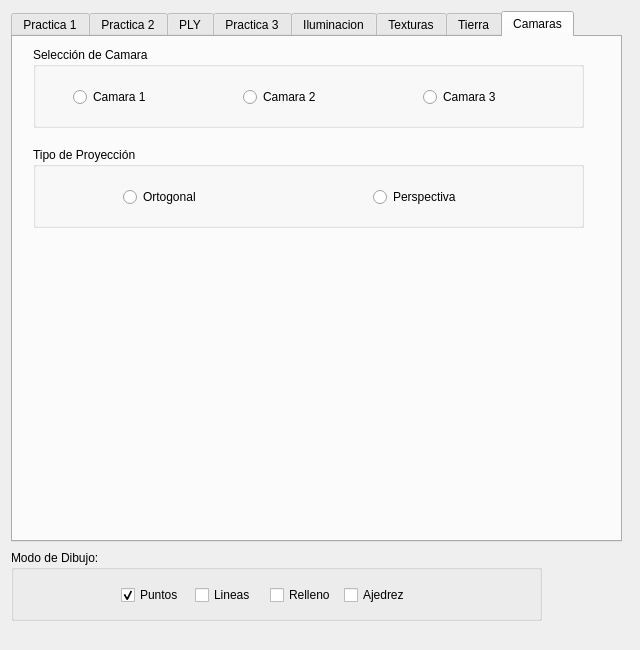
First picture: the form in Practica5/esqueleto_qt/interfaz.ui, repository Ancaor/IG, before the edit.
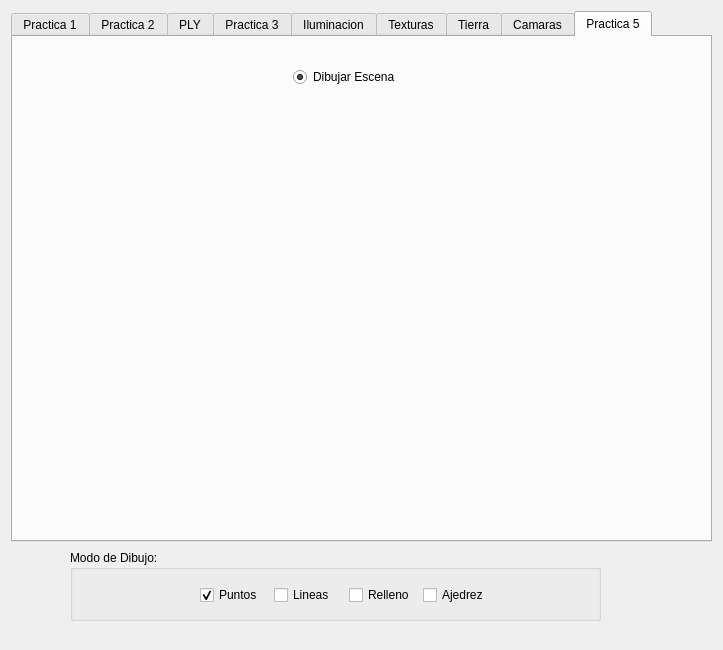
Second picture: the form after the edit.

```diff
--- a/Practica5/esqueleto_qt/interfaz.ui
+++ b/Practica5/esqueleto_qt/interfaz.ui
@@ -6,7 +6,7 @@
    <rect>
     <x>0</x>
     <y>0</y>
-    <width>640</width>
+    <width>723</width>
     <height>650</height>
    </rect>
   </property>
@@ -18,12 +18,12 @@
     <rect>
      <x>11</x>
      <y>11</y>
-     <width>611</width>
+     <width>701</width>
      <height>531</height>
     </rect>
    </property>
    <property name="currentIndex">
-    <number>7</number>
+    <number>8</number>
    </property>
    <widget class="QWidget" name="tab">
     <attribute name="title">
@@ -1374,14 +1374,38 @@
       <property name="text">
        <string>Perspectiva</string>
       </property>
+      <property name="checked">
+       <bool>true</bool>
+      </property>
      </widget>
     </widget>
    </widget>
+   <widget class="QWidget" name="tab_9">
+    <attribute name="title">
+     <string>Practica 5</string>
+    </attribute>
+    <widget class="QRadioButton" name="radioButton_20">
+     <property name="geometry">
+      <rect>
+       <x>280</x>
+       <y>30</y>
+       <width>121</width>
+       <height>20</height>
+      </rect>
+     </property>
+     <property name="text">
+      <string>Dibujar Escena</string>
+     </property>
+     <property name="checked">
+      <bool>true</bool>
+     </property>
+    </widget>
+   </widget>
   </widget>
   <widget class="QGroupBox" name="groupBox">
    <property name="geometry">
     <rect>
-     <x>11</x>
+     <x>70</x>
      <y>550</y>
      <width>531</width>
      <height>71</height>
@@ -1393,7 +1417,7 @@
    <widget class="QWidget" name="layoutWidget">
     <property name="geometry">
      <rect>
-      <x>110</x>
+      <x>130</x>
       <y>30</y>
       <width>291</width>
       <height>31</height>
```
